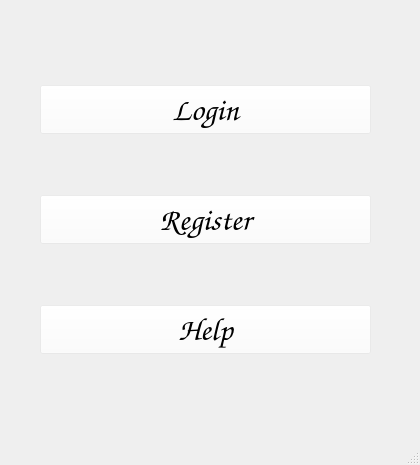
Above: LibraryManagementSystem/guiapp.ui from jkxing/LibraryManagementSystem before the change. Below: the same form after it.
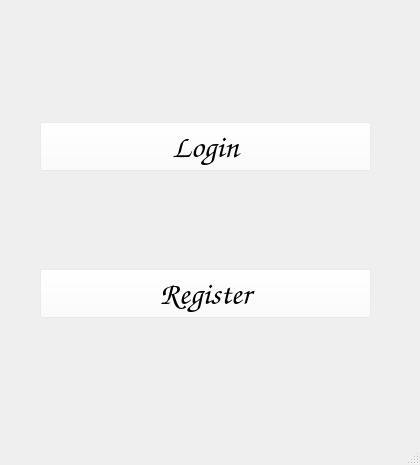
That is the form after the change. Icons and pictures are not drawn.

What changed in the file:
```diff
--- a/LibraryManagementSystem/guiapp.ui
+++ b/LibraryManagementSystem/guiapp.ui
@@ -63,22 +63,6 @@
        </property>
       </widget>
      </item>
-     <item>
-      <widget class="QPushButton" name="Help">
-       <property name="font">
-        <font>
-         <family>Comic Sans MS</family>
-         <pointsize>24</pointsize>
-        </font>
-       </property>
-       <property name="styleSheet">
-        <string notr="true">background-color: rgba(255, 255, 255,50);</string>
-       </property>
-       <property name="text">
-        <string>Help</string>
-       </property>
-      </widget>
-     </item>
     </layout>
    </widget>
   </widget>
```
Left out of the diff: 2 changed lines with no effect on the pictures.
